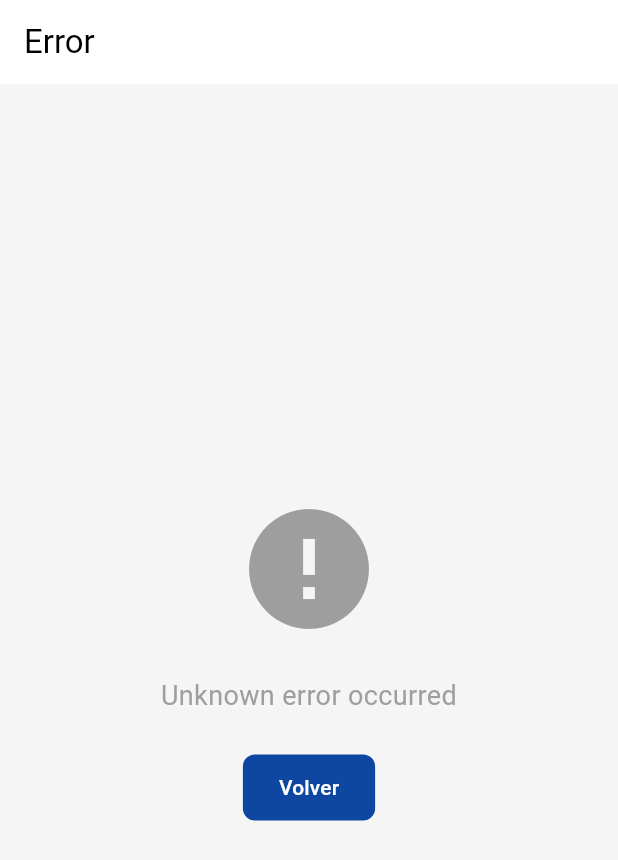
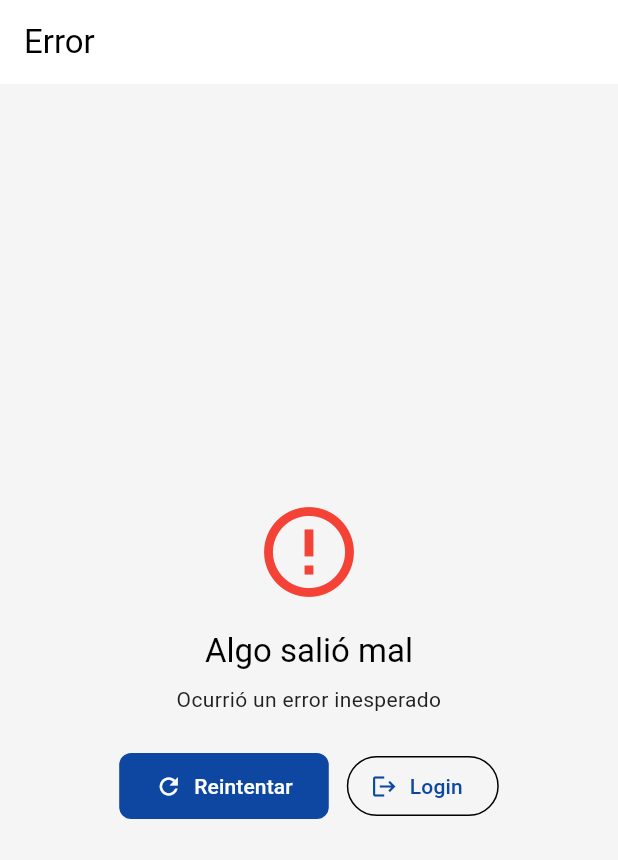
Before and after one commit to lanieblas/magicbox-app, a Flutter app: the ErrorScreen screen opened by its route, on a phone screen of 412 x 824 dp. Shown: the top 860 px of the screen. Run offline on Flutter 3.47's test engine with Material 3 defaults, Android fonts, the phone set to English and light mode, and no system bars; our stand-ins replace dio, flutter_riverpod, flutter_secure_storage, go_router, jwt_decoder, logger and 2 more; missing offline and left inert: flutter_reactive_ble; accounts and stored records are empty.

```diff
--- a/lib/app/providers.dart
+++ b/lib/app/providers.dart
@@ -8,6 +8,7 @@ import 'package:magicbox_app/app/states/error_state.dart';
 import 'package:magicbox_app/core/network/dio_client.dart';
 import 'package:magicbox_app/core/services/auth_service.dart';
 import 'package:magicbox_app/ble/data/ble_service.dart';
+import 'package:magicbox_app/core/services/permission_service.dart';
 import 'package:magicbox_app/core/storage/preferences_storage.dart';
 import 'package:magicbox_app/core/storage/secure_storage_service.dart';
 import 'package:magicbox_app/features/auth/data/auth_api.dart';
@@ -48,5 +49,8 @@ final userNotifierProvider = StateNotifierProvider<UserNotifier, User?>((ref) {
   return UserNotifier(authService);
 });
 
+final permissionServiceProvider = Provider((ref) => PermissionService());
+
 final flutterReactiveBleProvider = Provider<FlutterReactiveBle>((ref) => FlutterReactiveBle());
+
 final bleServiceProvider = Provider<BleService>((ref) => BleService(ref.watch(flutterReactiveBleProvider)));
--- a/lib/app/states/config/config_notifier.dart
+++ b/lib/app/states/config/config_notifier.dart
@@ -12,7 +12,7 @@ class ConfigNotifier extends StateNotifier<ConfigState> {
 
   Future<void> _loadPreferences() async {
     final isDark = await _storage.getBool(PreferencesKeys.themeMode) ?? false;
-    state = state.copyWith(isDarkMode: isDark);
+    state = state.copyWith(isDarkMode: isDark, ready: true);
   }
 
   Future<void> toggleDarkMode(bool value) async {
--- a/lib/app/states/error_state.dart
+++ b/lib/app/states/error_state.dart
@@ -10,6 +10,13 @@ class ErrorState {
 
   factory ErrorState.initial() => const ErrorState(hasError: false);
 
+  /// Error de autorización por rol (gate)
+  factory ErrorState.authRoleDenied() => ErrorState(
+    hasError: true,
+    // 403 semántico; usa tus excepciones tipadas ya existentes
+    error: ForbiddenException('Tu perfil no tiene acceso a esta aplicación.'),
+  );
+
   ErrorState copyWith({bool? hasError, AppException? error}) {
     return ErrorState(
       hasError: hasError ?? this.hasError,
--- a/lib/features/error/ui/error_screen.dart
+++ b/lib/features/error/ui/error_screen.dart
@@ -1,32 +1,41 @@
 import 'package:flutter/material.dart';
+import 'package:flutter_riverpod/flutter_riverpod.dart';
+import 'package:go_router/go_router.dart';
+import 'package:magicbox_app/app/providers.dart';
+import 'package:magicbox_app/app/states/error_state.dart';
+import 'package:magicbox_app/core/constants/route_names.dart';
 import 'package:magicbox_app/core/exceptions/app_exceptions.dart';
 import 'package:magicbox_app/core/exceptions/error_handler.dart';
 
-class ErrorScreen extends StatelessWidget {
-  final AppException? error;
-
-  const ErrorScreen({super.key, this.error});
+class ErrorScreen extends ConsumerWidget {
+  const ErrorScreen({super.key});
 
   @override
-  Widget build(BuildContext context) {
-    final errorType = error != null ? ErrorHandler.getErrorType(error!) : ErrorType.unknown;
-    final message = error?.message ?? 'Unknown error occurred';
+  Widget build(BuildContext context, WidgetRef ref) {
+    final ErrorState state = ref.watch(errorStateProvider);
+    final AppException? error = state.error;
+    final ErrorType type = (error != null) ? ErrorHandler.getErrorType(error) : ErrorType.unknown;
+    final String message = error?.message ?? 'Ocurrió un error inesperado';
 
     IconData icon;
     Color color;
 
-    switch (errorType) {
+    switch (type) {
+      case ErrorType.api:
+        icon = Icons.bug_report;
+        color = Colors.deepOrange;
+        break;
       case ErrorType.network:
         icon = Icons.wifi_off;
-        color = Colors.orange;
+        color = Colors.blueGrey;
+        break;
+      case ErrorType.validation:
+        icon = Icons.rule;
+        color = Colors.amber;
         break;
       case ErrorType.unauthorized:
-        icon = Icons.lock;
-        color = Colors.red;
-        break;
-      case ErrorType.validation:
-        icon = Icons.error_outline;
-        color = Colors.amber;
+        icon = Icons.lock_outline;
+        color = Colors.redAccent;
         break;
       case ErrorType.forbidden:
         icon = Icons.block;
@@ -34,15 +43,16 @@ class ErrorScreen extends StatelessWidget {
         break;
       case ErrorType.timeout:
         icon = Icons.timer_off;
-        color = Colors.deepOrange;
+        color = Colors.purple;
         break;
-      case ErrorType.api:
-        icon = Icons.error;
+      case ErrorType.cache:
+        icon = Icons.sd_storage_rounded;
+        color = Colors.teal;
+        break;
+      case ErrorType.unknown:
+      default:
+        icon = Icons.error_outline;
         color = Colors.red;
-        break;
-      default:
-        icon = Icons.error;
-        color = Colors.grey;
         break;
     }
 
@@ -50,23 +60,50 @@ class ErrorScreen extends StatelessWidget {
       appBar: AppBar(title: const Text('Error')),
       body: Center(
         child: Padding(
-          padding: const EdgeInsets.all(24),
+          padding: const EdgeInsets.all(24.0),
           child: Column(
             mainAxisSize: MainAxisSize.min,
             children: [
-              Icon(icon, size: 96, color: color),
-              const SizedBox(height: 24),
+              Icon(icon, size: 72, color: color),
+              const SizedBox(height: 16),
+              Text(
+                _titleFor(type),
+                style: Theme.of(context).textTheme.titleLarge,
+                textAlign: TextAlign.center,
+              ),
+              const SizedBox(height: 8),
               Text(
                 message,
-                style: TextStyle(fontSize: 18, color: color),
+                style: Theme.of(context).textTheme.bodyMedium,
                 textAlign: TextAlign.center,
               ),
+              if (error != null && error.statusCode != null) ...[
+                const SizedBox(height: 8),
+                Text('Código: ${error.statusCode}', style: Theme.of(context).textTheme.bodySmall),
+              ],
               const SizedBox(height: 24),
-              ElevatedButton(
-                onPressed: () {
-                  Navigator.of(context).pop();
-                },
-                child: const Text('Volver'),
+              Row(
+                mainAxisAlignment: MainAxisAlignment.center,
+                children: [
+                  ElevatedButton.icon(
+                    onPressed: () {
+                      // Limpiar error y volver a Devices
+                      ref.read(errorStateProvider.notifier).state = ErrorState.initial();
+                      GoRouter.of(context).go(RouteNames.devices);
+                    },
+                    icon: const Icon(Icons.refresh),
+                    label: const Text('Reintentar'),
+                  ),
+                  const SizedBox(width: 12),
+                  OutlinedButton.icon(
+                    onPressed: () {
+                      ref.read(errorStateProvider.notifier).state = ErrorState.initial();
+                      GoRouter.of(context).go(RouteNames.login);
+                    },
+                    icon: const Icon(Icons.logout),
+                    label: const Text('Login'),
+                  ),
+                ],
               ),
             ],
           ),
@@ -74,4 +111,26 @@ class ErrorScreen extends StatelessWidget {
       ),
     );
   }
+
+  String _titleFor(ErrorType type) {
+    switch (type) {
+      case ErrorType.api:
+        return 'Error del servidor';
+      case ErrorType.network:
+        return 'Sin conexión';
+      case ErrorType.validation:
+        return 'Datos inválidos';
+      case ErrorType.unauthorized:
+        return 'No autorizado';
+      case ErrorType.forbidden:
+        return 'Acceso denegado';
+      case ErrorType.timeout:
+        return 'Tiempo de espera agotado';
+      case ErrorType.cache:
+        return 'Error de caché';
+      case ErrorType.unknown:
+      default:
+        return 'Algo salió mal';
+    }
+  }
 }
```
Also changed, not shown: lib/app/app.dart (+8 -12 lines), lib/app/router.dart (+48 -45 lines), lib/app/states/config/config_state.dart (+5 -4 lines), lib/ble/logic/ble_connection_notifier.dart (+26 -3 lines), lib/ble/logic/ble_scan_notifier.dart (+78 -13 lines), lib/core/network/interceptors.dart (+22 -12 lines), lib/core/services/permission_service.dart (added, +12 -0 lines), lib/features/auth/data/auth_api.dart (+19 -19 lines), lib/features/auth/logic/auth_notifier.dart (+99 -16 lines), lib/features/devices/ui/devices_screen.dart (+73 -25 lines), lib/shared/layout/main_layout.dart (+55 -19 lines).
